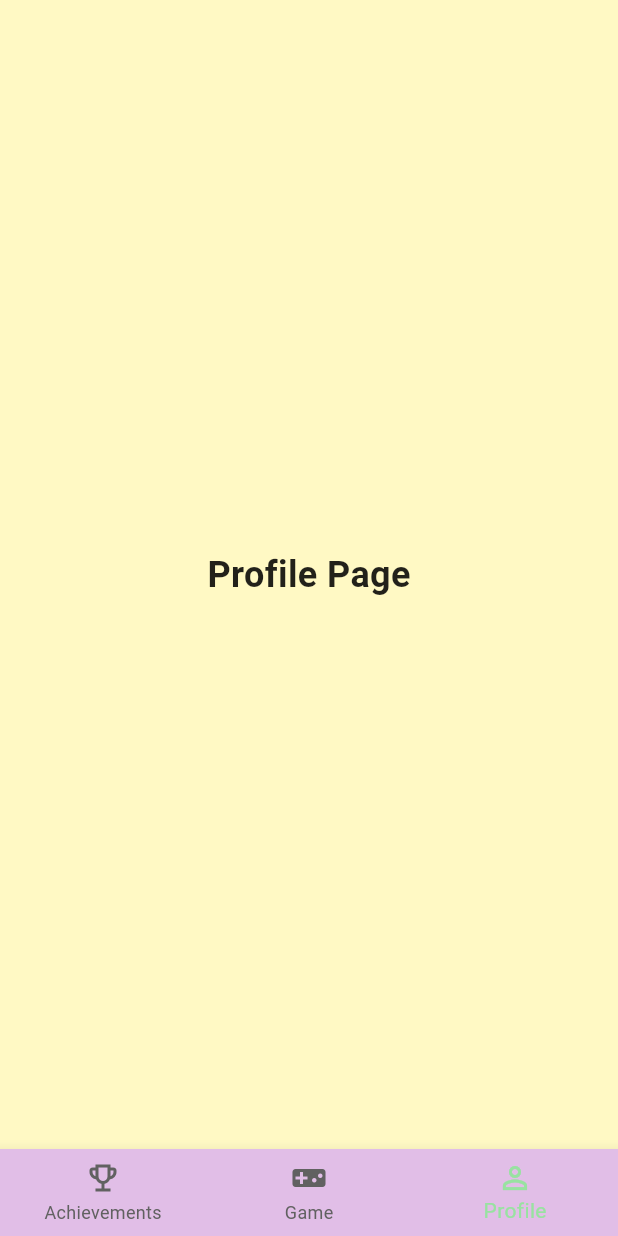
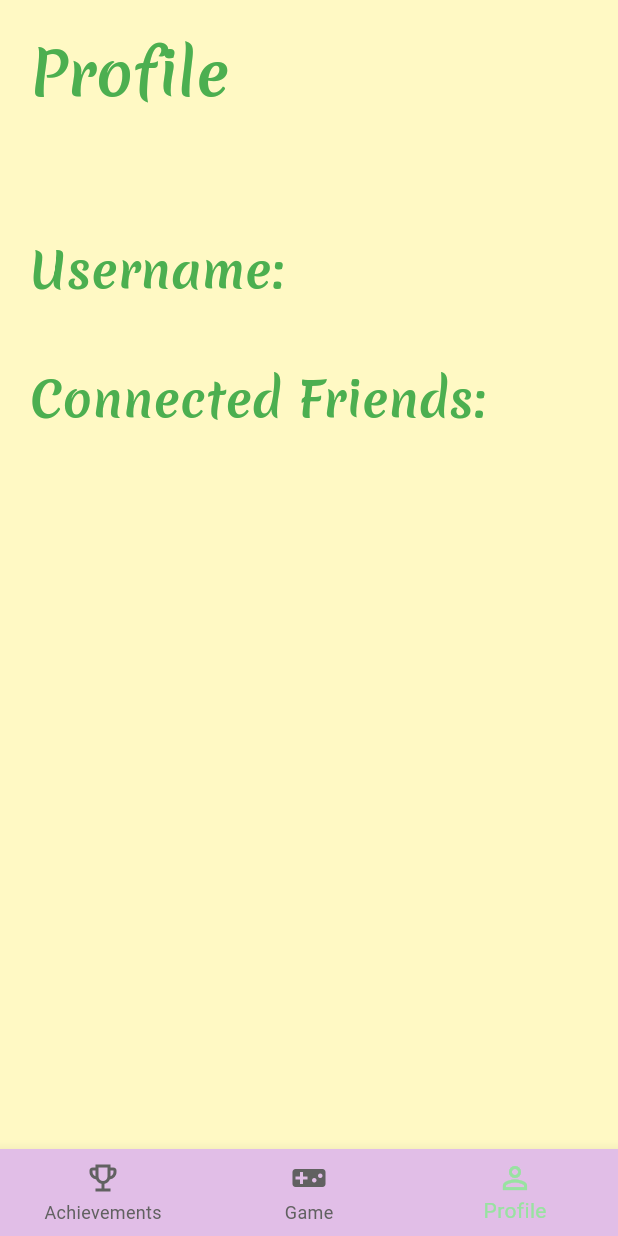
Before and after one commit to maureensanchez99/Geaux-Hack-2025, a Flutter app: the MainNavigation screen opened directly, item 3 of the bottom bar chosen, on a phone screen of 412 x 824 dp. Run offline on Flutter 3.47's test engine with Material 3 defaults, Android fonts, the phone set to English and light mode, and no system bars; our stand-ins replace flutter_svg; missing offline and left inert: nfc_manager; Roboto replaces fonts that are missing (Poppins).

Commit message:
finished pages in where to call database connections

```diff
--- a/naturequest/lib/pages/achievements.dart
+++ b/naturequest/lib/pages/achievements.dart
@@ -1,5 +1,4 @@
 import 'package:flutter/material.dart';
-import 'package:flutter_svg/flutter_svg.dart';
 import '/../main.dart';
 
 class AchievementPage extends StatelessWidget {
@@ -13,6 +12,7 @@ class AchievementPage extends StatelessWidget {
         mainAxisAlignment: MainAxisAlignment.start,
         crossAxisAlignment: CrossAxisAlignment.start,
         children: [
+          const SizedBox(height: 20),
           Text(
             'Achievements',
             style: TextStyle(
--- a/naturequest/lib/pages/profile.dart
+++ b/naturequest/lib/pages/profile.dart
@@ -1,14 +1,50 @@
 import 'package:flutter/material.dart';
+import '/../main.dart';
 
 class ProfilePage extends StatelessWidget {
   const ProfilePage({super.key});
 
   @override
   Widget build(BuildContext context) {
-    return const Center(
-      child: Text(
-        'Profile Page',
-        style: TextStyle(fontSize: 24, fontWeight: FontWeight.bold),
+    return Padding(
+      padding: const EdgeInsets.symmetric(horizontal: 20.0),
+      child: Column(
+        mainAxisAlignment: MainAxisAlignment.start,
+        crossAxisAlignment: CrossAxisAlignment.start,
+        children: [
+          const SizedBox(height: 20),
+          Text(
+            'Profile',
+            style: TextStyle(
+              fontFamily: 'Merienda',
+              fontSize: 40,
+              fontWeight: FontWeight.w700,
+              color: NatureQuestApp.natureGreen,
+            )
+          ),
+          const SizedBox(height: 80),
+          Text(
+            'Username:',
+            // Pull username from database
+            style: TextStyle(
+              fontFamily: 'Merienda',
+              fontSize: 32,
+              fontWeight: FontWeight.w700,
+              color: NatureQuestApp.natureGreen,
+            )
+          ),
+          const SizedBox(height: 40),
+          Text(
+            'Connected Friends:',
+            // Pull friends list from database
+            style: TextStyle(
+              fontFamily: 'Merienda',
+              fontSize: 32,
+              fontWeight: FontWeight.w700,
+              color: NatureQuestApp.natureGreen,
+            )
+          ),
+        ],
       ),
     );
   }
```
Also changed, not shown: naturequest/pubspec.yaml (+7 -53 lines), naturequest/assets/logo_icon.png (added), naturequest/pubspec.lock.
